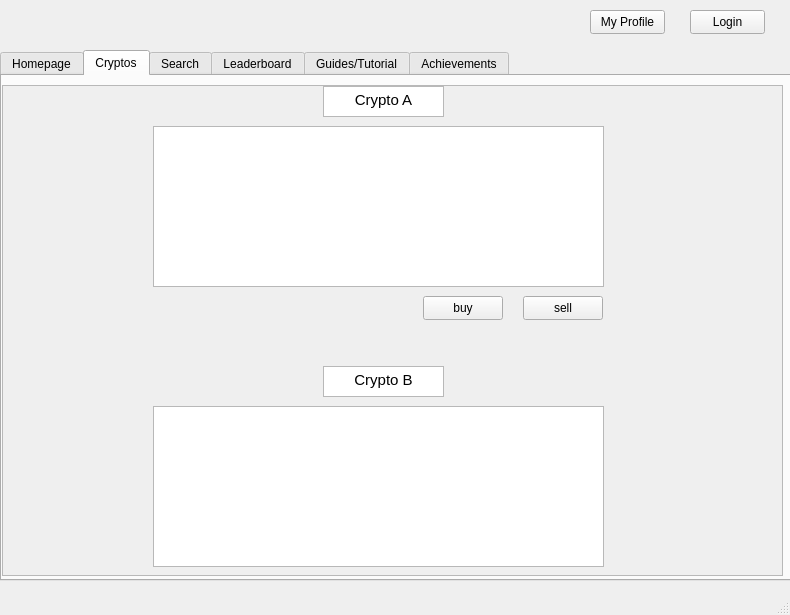
SushantKumarPandey/Crypto-Tradeing-App-with-fake-currency, file client/form.ui: the form before one commit.
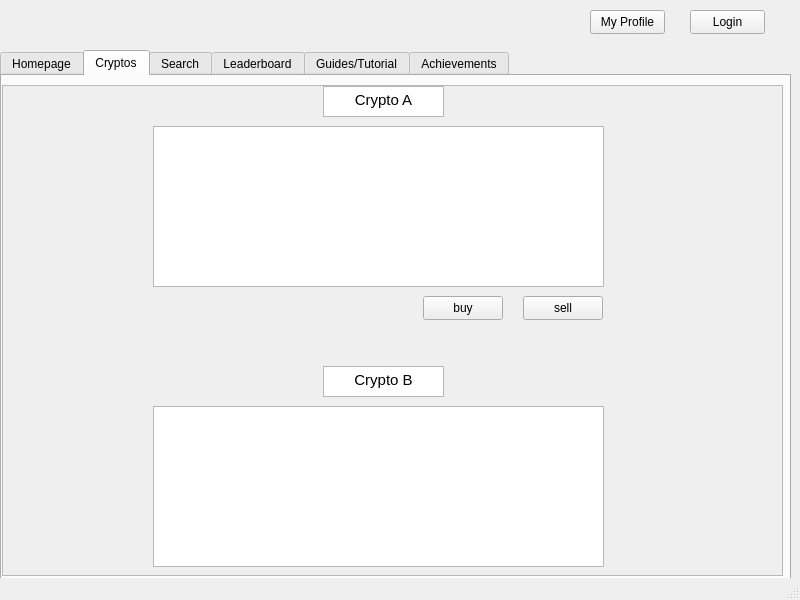
The form after the commit.

Commit message: fix: UI geometry of the main window fixed because of mistakes in last commit

```diff
--- a/client/form.ui
+++ b/client/form.ui
@@ -9,8 +9,8 @@
    <rect>
     <x>0</x>
     <y>0</y>
-    <width>790</width>
-    <height>615</height>
+    <width>800</width>
+    <height>600</height>
    </rect>
   </property>
   <property name="windowTitle">
```
